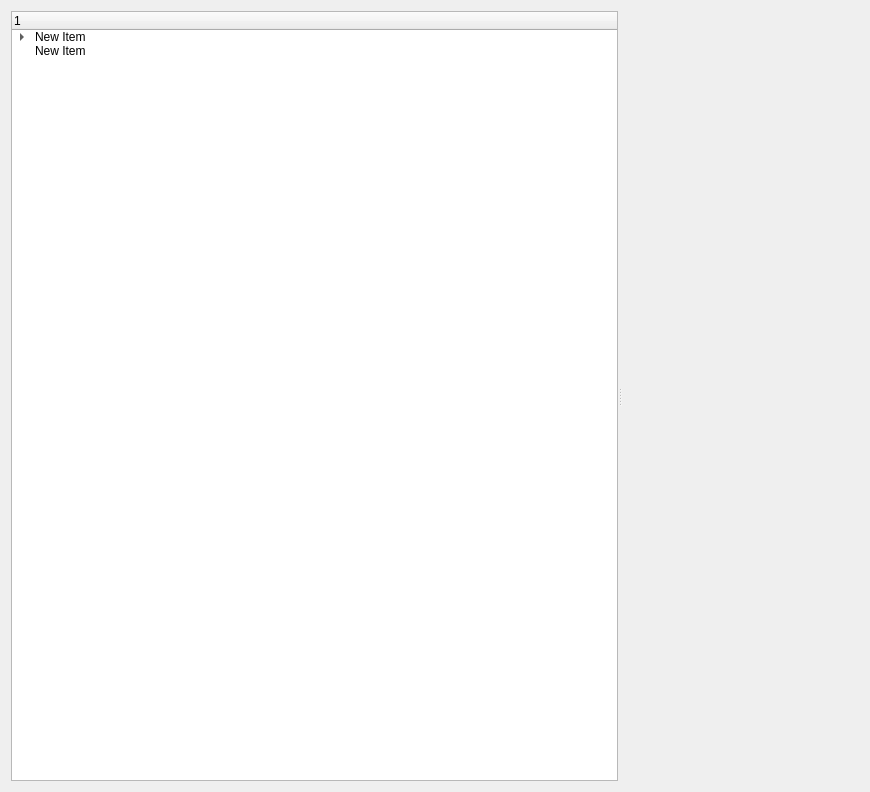
First picture: the form in olive/gui/backend/qt/devicehub/view.ui, repository liuyenting/olive-core, before the edit.
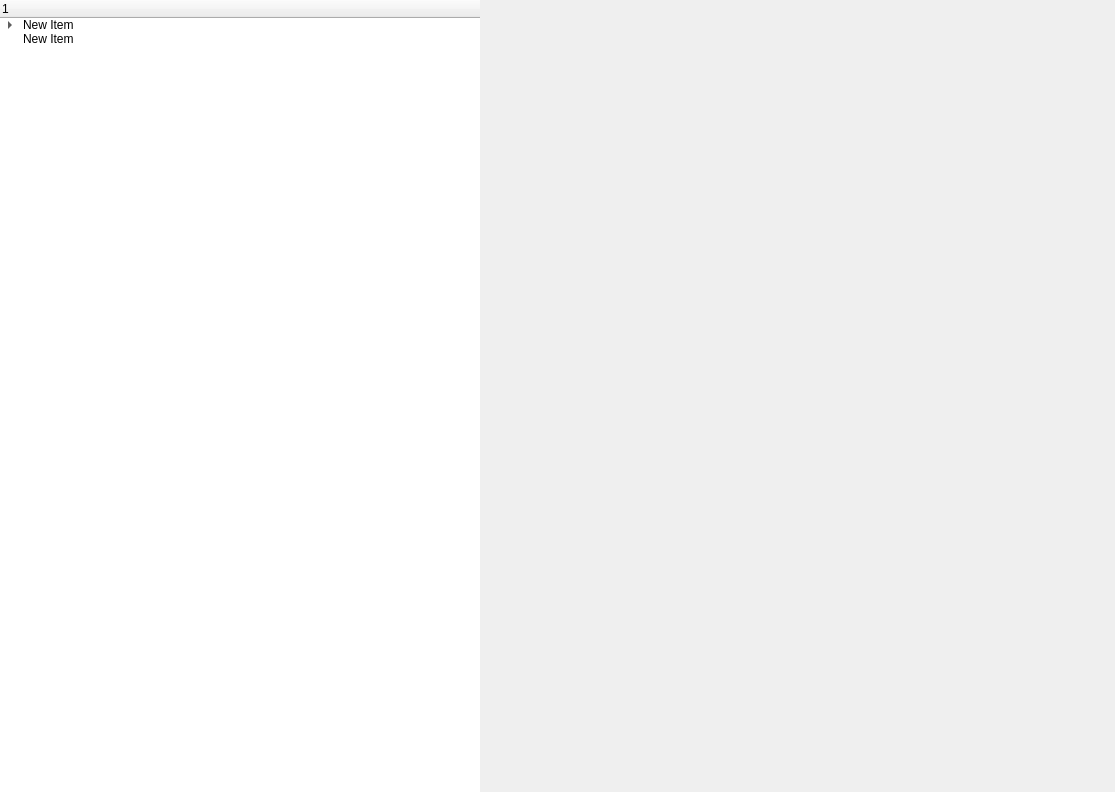
Second picture: the form after the edit.

```diff
--- a/olive/gui/backend/qt/devicehub/view.ui
+++ b/olive/gui/backend/qt/devicehub/view.ui
@@ -6,17 +6,62 @@
    <rect>
     <x>0</x>
     <y>0</y>
-    <width>870</width>
+    <width>1115</width>
     <height>792</height>
    </rect>
   </property>
   <layout class="QGridLayout" name="device_hub_main">
+   <property name="leftMargin">
+    <number>0</number>
+   </property>
+   <property name="topMargin">
+    <number>0</number>
+   </property>
+   <property name="rightMargin">
+    <number>0</number>
+   </property>
+   <property name="bottomMargin">
+    <number>0</number>
+   </property>
+   <property name="spacing">
+    <number>0</number>
+   </property>
    <item row="0" column="0">
     <widget class="QSplitter" name="splitter">
      <property name="orientation">
       <enum>Qt::Horizontal</enum>
      </property>
+     <property name="opaqueResize">
+      <bool>false</bool>
+     </property>
+     <property name="handleWidth">
+      <number>0</number>
+     </property>
+     <property name="childrenCollapsible">
+      <bool>false</bool>
+     </property>
      <widget class="QTreeWidget" name="devices">
+      <property name="sizePolicy">
+       <sizepolicy hsizetype="Fixed" vsizetype="Expanding">
+        <horstretch>0</horstretch>
+        <verstretch>0</verstretch>
+       </sizepolicy>
+      </property>
+      <property name="minimumSize">
+       <size>
+        <width>480</width>
+        <height>0</height>
+       </size>
+      </property>
+      <property name="frameShape">
+       <enum>QFrame::NoFrame</enum>
+      </property>
+      <property name="frameShadow">
+       <enum>QFrame::Plain</enum>
+      </property>
+      <property name="lineWidth">
+       <number>0</number>
+      </property>
       <attribute name="headerVisible">
        <bool>true</bool>
       </attribute>
@@ -46,7 +91,14 @@
        </property>
       </item>
      </widget>
-     <widget class="QWidget" name="parameters" native="true"/>
+     <widget class="QWidget" name="parameters" native="true">
+      <property name="sizePolicy">
+       <sizepolicy hsizetype="Preferred" vsizetype="Preferred">
+        <horstretch>1</horstretch>
+        <verstretch>0</verstretch>
+       </sizepolicy>
+      </property>
+     </widget>
     </widget>
    </item>
   </layout>
```
Left out of the diff: 3 changed lines with no effect on the pictures.
